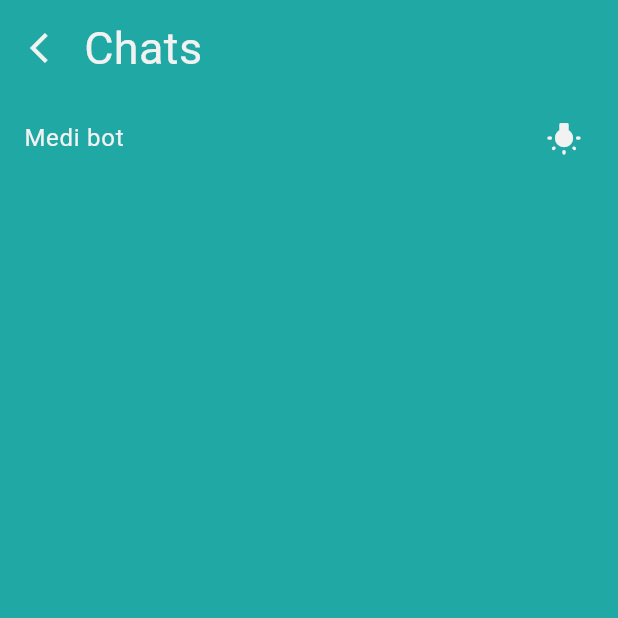
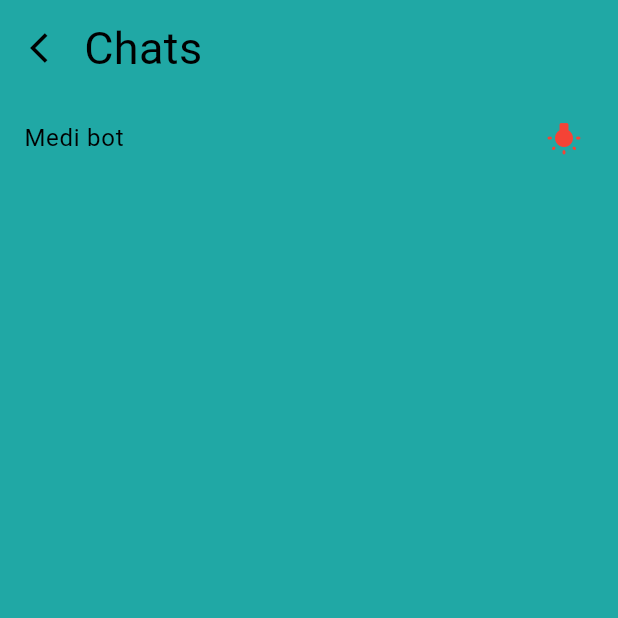
Before and after one commit to Shashank-Sahu8/problems, a Flutter app: the screen it shows once a user with an empty profile is signed in, after a tap on the "message" icon, on a phone screen of 412 x 824 dp, the top half of it. Run offline on Flutter 3.47's test engine with Material 3 defaults, Android fonts, the light colour scheme and no system bars; our stand-ins replace cloud_firestore, connectivity_plus, file_picker, firebase_auth, firebase_core, firebase_database and 13 more; missing offline and left inert: country_state_picker_plus, datetime_picker_field_platform, msh_checkbox, random_avatar; accounts and stored records are empty.

Commit message:
shashank2

```diff
--- a/lib/Chats/Chat.dart
+++ b/lib/Chats/Chat.dart
@@ -1,7 +1,6 @@
 import 'package:cloud_firestore/cloud_firestore.dart';
 import 'package:file_picker/file_picker.dart';
 import 'package:firebase_auth/firebase_auth.dart';
-import 'package:firebase_core/firebase_core.dart';
 import 'package:flutter/material.dart';
 import 'package:project_power/Chats/chat_service.dart';
 
--- a/lib/Chats/chat_inbox_page.dart
+++ b/lib/Chats/chat_inbox_page.dart
@@ -28,10 +28,13 @@ class _ChatInboxPageState extends State<ChatInboxPage> {
                       onPressed: () {
                         Navigator.pop(context);
                       },
-                      icon: Icon(Icons.arrow_back_ios)),
+                      icon: Icon(
+                        Icons.arrow_back_ios,
+                        color: Colors.black,
+                      )),
                   Text(
                     'Chats',
-                    style: TextStyle(fontSize: 30),
+                    style: TextStyle(fontSize: 30, color: Colors.black),
                   ),
                 ],
               ),
@@ -41,8 +44,14 @@ class _ChatInboxPageState extends State<ChatInboxPage> {
                 Navigator.push(context,
                     MaterialPageRoute(builder: (context) => aicall1()));
               },
-              title: Text('Medi bot'),
-              trailing: Icon(Icons.wb_incandescent_rounded),
+              title: Text(
+                'Medi bot',
+                style: TextStyle(color: Colors.black),
+              ),
+              trailing: Icon(
+                Icons.wb_incandescent_rounded,
+                color: Colors.red,
+              ),
             ),
             _buildInbox(),
           ],
@@ -85,6 +94,7 @@ class _ChatInboxPageState extends State<ChatInboxPage> {
       return ListTile(
         title: Text(
           data['name'],
+          style: TextStyle(color: Colors.black),
         ),
         onTap: () {
           Navigator.push(
--- a/lib/Starting_Flow/6.Verify_Mail.dart
+++ b/lib/Starting_Flow/6.Verify_Mail.dart
@@ -3,6 +3,7 @@ import 'package:cloud_firestore/cloud_firestore.dart';
 import 'package:firebase_auth/firebase_auth.dart';
 import 'package:flutter/material.dart';
 import 'package:fluttertoast/fluttertoast.dart';
+import 'package:project_power/Starting_Flow/witing_page2.o.dart';
 import 'package:project_power/User/Bottom_Navigation.dart';
 import 'package:project_power/Starting_Flow/4.Login.dart';
 import 'package:project_power/Practitioner/pr_homepage.dart';
@@ -102,7 +103,7 @@ class _verify_mailState extends State<verify_mail> {
 
   @override
   Widget build(BuildContext context) => isvar == true
-      ? route()
+      ? witing_page2()
       : Scaffold(
           appBar: AppBar(
             title: Text('verify Email'),
--- /dev/null
+++ b/lib/Starting_Flow/witing_page2.o.dart
@@ -0,0 +1,82 @@
+import 'package:cloud_firestore/cloud_firestore.dart';
+import 'package:firebase_auth/firebase_auth.dart';
+import 'package:flutter/material.dart';
+import 'package:flutter_spinkit/flutter_spinkit.dart';
+
+import '../Practitioner/pr_homepage.dart';
+import '../User/Bottom_Navigation.dart';
+import '7.Waiting_Page.dart';
+
+class witing_page2 extends StatefulWidget {
+  const witing_page2({super.key});
+
+  @override
+  State<witing_page2> createState() => _witing_page2State();
+}
+
+class _witing_page2State extends State<witing_page2> {
+  route() {
+    var kk = FirebaseFirestore.instance
+        .collection('User')
+        .doc('details')
+        .collection('data')
+        .doc(FirebaseAuth.instance.currentUser!.uid)
+        .get()
+        .then((DocumentSnapshot documentSnapshot) {
+      if (documentSnapshot.exists) {
+        if (documentSnapshot.get('practitioner') == true) {
+          if (documentSnapshot.get('check') == true) {
+            Navigator.pushReplacement(
+              context,
+              MaterialPageRoute(
+                builder: (context) => pr_homepage(),
+              ),
+            );
+          } else {
+            Navigator.push(
+                context, MaterialPageRoute(builder: (context) => wait()));
+          }
+        } else {
+          Navigator.pushReplacement(
+            context,
+            MaterialPageRoute(
+              builder: (context) => bottomnav(),
+            ),
+          );
+        }
+      } else {
+        print('Document does not exist on the database' +
+            "${FirebaseAuth.instance.currentUser!.uid}");
+      }
+    });
+  }
+
+  @override
+  void initState() {
+    // TODO: implement initState
+    super.initState();
+    route();
+  }
+
+  @override
+  Widget build(BuildContext context) {
+    return Scaffold(
+      backgroundColor: Color(0xfffeebe6),
+      body: Center(
+        child: Stack(
+          alignment: Alignment.center,
+          children: [
+            Image.asset(
+              'assets/power1.png',
+              height: 200,
+            ),
+            SpinKitPulse(
+              color: Colors.blueGrey,
+              size: 200,
+            )
+          ],
+        ),
+      ),
+    );
+  }
+}
--- a/lib/User/Pages View/Calender.dart
+++ b/lib/User/Pages View/Calender.dart
@@ -1,4 +1,5 @@
 import 'package:flutter/material.dart';
+import 'package:flutter_heatmap_calendar/flutter_heatmap_calendar.dart';
 
 class calender extends StatefulWidget {
   const calender({super.key});
--- a/pubspec.yaml
+++ b/pubspec.yaml
@@ -75,6 +75,7 @@ dependencies:
   flutter_email_sender:
   random_avatar: ^0.0.8
   shimmer: ^3.0.0
+  flutter_heatmap_calendar: ^1.0.5
 
 
 dev_dependencies:
```
Also changed, not shown: lib/Starting_Flow/3.i.Personal_Details.dart (+12 -4 lines), lib/Starting_Flow/3.ii. Practitioner_Details.dart (+13 -4 lines), pubspec.lock.
